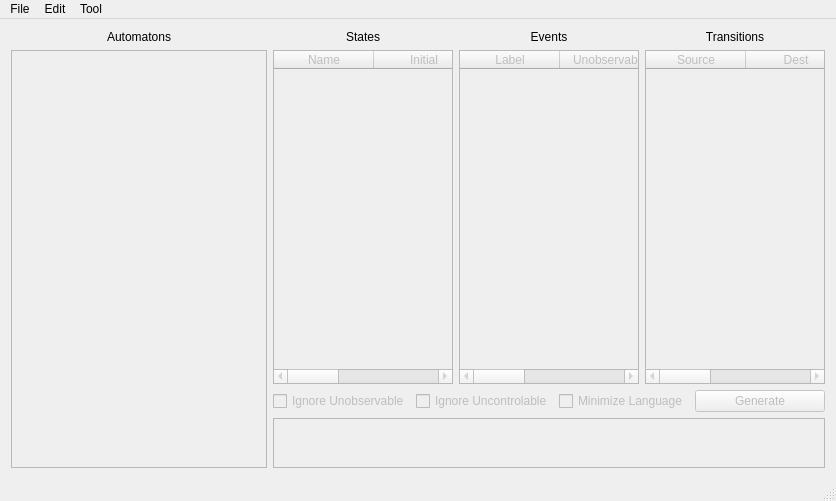
Qt form TER_Code/mainwindow.ui (Zelteir/automata-to-regular-language) before a commit.
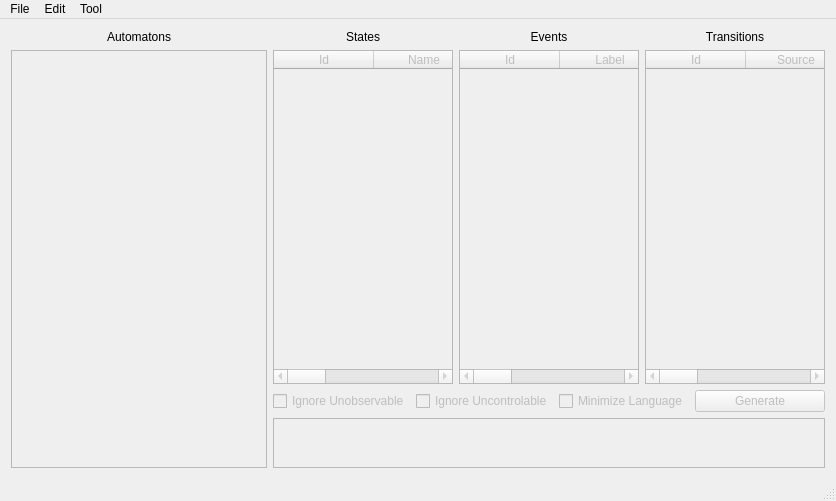
The same form after that commit.

Commit message: Upgraded interface modifiaction to not be dependant of the item's position.

What changed in the file:
```diff
--- a/TER_Code/mainwindow.ui
+++ b/TER_Code/mainwindow.ui
@@ -69,9 +69,17 @@
             <property name="editTriggers">
              <set>QAbstractItemView::DoubleClicked</set>
             </property>
+            <property name="sortingEnabled">
+             <bool>true</bool>
+            </property>
             <attribute name="verticalHeaderVisible">
              <bool>false</bool>
             </attribute>
+            <column>
+             <property name="text">
+              <string>Id</string>
+             </property>
+            </column>
             <column>
              <property name="text">
               <string>Name</string>
@@ -117,9 +125,17 @@
             <property name="editTriggers">
              <set>QAbstractItemView::DoubleClicked</set>
             </property>
+            <property name="sortingEnabled">
+             <bool>true</bool>
+            </property>
             <attribute name="verticalHeaderVisible">
              <bool>false</bool>
             </attribute>
+            <column>
+             <property name="text">
+              <string>Id</string>
+             </property>
+            </column>
             <column>
              <property name="text">
               <string>Label</string>
@@ -165,9 +181,17 @@
             <property name="editTriggers">
              <set>QAbstractItemView::DoubleClicked</set>
             </property>
+            <property name="sortingEnabled">
+             <bool>true</bool>
+            </property>
             <attribute name="verticalHeaderVisible">
              <bool>false</bool>
             </attribute>
+            <column>
+             <property name="text">
+              <string>Id</string>
+             </property>
+            </column>
             <column>
              <property name="text">
               <string>Source</string>
```
The commit also changes 3 other files.
